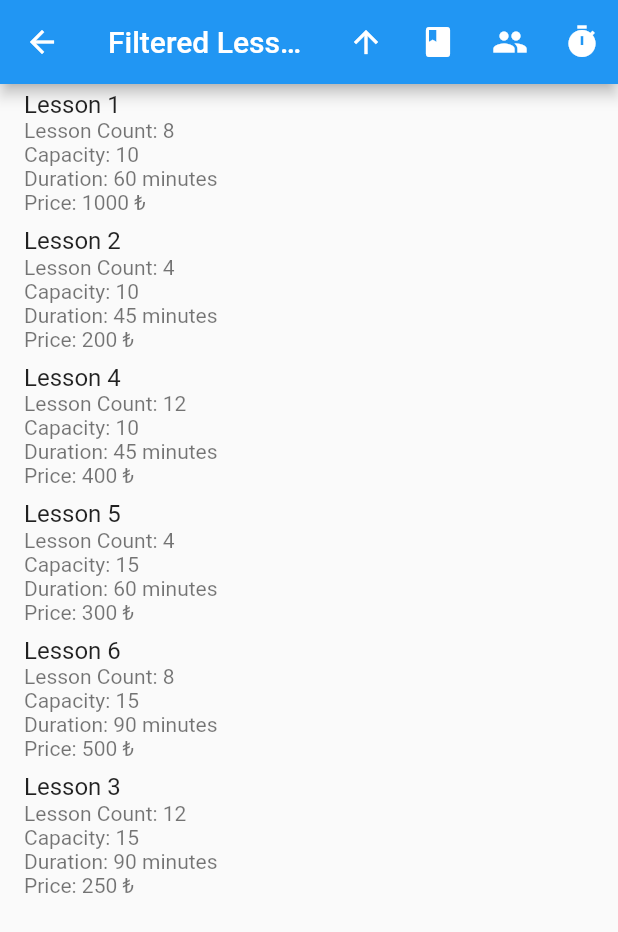
After one commit to HaticeDilmac/searchbar_filter, a Flutter app: the screen it shows after launch, after a tap on "Order And Filter Page", on a phone screen of 412 x 824 dp. The commit adds this screen. Shown: the top 932 px of the screen. Run offline on Flutter 3.47's test engine with Material 2 defaults, Android fonts, the phone set to English and light mode, and no system bars.

Commit message:
List price sort and filter page add

```diff
--- a/lib/main.dart
+++ b/lib/main.dart
@@ -1,4 +1,7 @@
+// ignore_for_file: library_private_types_in_public_api
+
 import 'package:flutter/material.dart';
+import 'package:searchbar_filter/orderAndFilter.dart';
 
 void main() {
   runApp(const MyApp());
@@ -123,6 +126,15 @@ class _HomePageState extends State<HomePage> {
                 },
               ),
             ),
+            ElevatedButton(
+                onPressed: () {
+                  Navigator.push(
+                    context,
+                    MaterialPageRoute(
+                        builder: (context) => const FilteredLessonListApp()),
+                  );
+                },
+                child: const Text("Order And Filter Page"))
           ],
         ),
       ),
@@ -130,141 +142,140 @@ class _HomePageState extends State<HomePage> {
   }
 }
 
+// // import 'package:flutter/material.dart';
 
-// import 'package:flutter/material.dart';
+// // void main() {
+// //   runApp(const MyApp());
+// // }
 
-// void main() {
-//   runApp(const MyApp());
-// }
+// // class MyApp extends StatelessWidget {
+// //   const MyApp({super.key});
 
-// class MyApp extends StatelessWidget {
-//   const MyApp({super.key});
+// //   // This widget is the root of your application.
+// //   @override
+// //   Widget build(BuildContext context) {
+// //     return MaterialApp(
+// //       title: 'Flutter Demo',
+// //       theme: ThemeData(
+// //         // This is the theme of your application.
+// //         //
+// //         // TRY THIS: Try running your application with "flutter run". You'll see
+// //         // the application has a blue toolbar. Then, without quitting the app,
+// //         // try changing the seedColor in the colorScheme below to Colors.green
+// //         // and then invoke "hot reload" (save your changes or press the "hot
+// //         // reload" button in a Flutter-supported IDE, or press "r" if you used
+// //         // the command line to start the app).
+// //         //
+// //         // Notice that the counter didn't reset back to zero; the application
+// //         // state is not lost during the reload. To reset the state, use hot
+// //         // restart instead.
+// //         //
+// //         // This works for code too, not just values: Most code changes can be
+// //         // tested with just a hot reload.
+// //         colorScheme: ColorScheme.fromSeed(seedColor: Colors.deepPurple),
+// //         useMaterial3: true,
+// //       ),
+// //       home: const MyListPage(),
+// //     );
+// //   }
+// // }
 
-//   // This widget is the root of your application.
-//   @override
-//   Widget build(BuildContext context) {
-//     return MaterialApp(
-//       title: 'Flutter Demo',
-//       theme: ThemeData(
-//         // This is the theme of your application.
-//         //
-//         // TRY THIS: Try running your application with "flutter run". You'll see
-//         // the application has a blue toolbar. Then, without quitting the app,
-//         // try changing the seedColor in the colorScheme below to Colors.green
-//         // and then invoke "hot reload" (save your changes or press the "hot
-//         // reload" button in a Flutter-supported IDE, or press "r" if you used
-//         // the command line to start the app).
-//         //
-//         // Notice that the counter didn't reset back to zero; the application
-//         // state is not lost during the reload. To reset the state, use hot
-//         // restart instead.
-//         //
-//         // This works for code too, not just values: Most code changes can be
-//         // tested with just a hot reload.
-//         colorScheme: ColorScheme.fromSeed(seedColor: Colors.deepPurple),
-//         useMaterial3: true,
-//       ),
-//       home: const MyListPage(),
-//     );
-//   }
-// }
+// // class MyListPage extends StatefulWidget {
+// //   const MyListPage({Key? key}) : super(key: key);
 
-// class MyListPage extends StatefulWidget {
-//   const MyListPage({Key? key}) : super(key: key);
+// //   @override
+// //   _MyListPageState createState() => _MyListPageState();
+// // }
 
-//   @override
-//   _MyListPageState createState() => _MyListPageState();
-// }
+// // class _MyListPageState extends State<MyListPage> {
+// //   final List<Map<String, dynamic>> _myItems = [
+// //     //Elemanların olduğu listemiz
+// //     {"id": 1, "name": "Item 1"},
+// //     {"id": 2, "name": "Item 2"},
+// //     {"id": 3, "name": "Item 3"},
+// //     {"id": 4, "name": "Item 4"},
+// //     {"id": 5, "name": "Item 5"},
+// //     {"id": 6, "name": "Item 6"},
+// //     {"id": 7, "name": "Item 7"},
+// //     {"id": 8, "name": "Item 8"},
+// //     {"id": 9, "name": "Item 9"},
+// //     {"id": 10, "name": "Item 10"},
+// //   ];
 
-// class _MyListPageState extends State<MyListPage> {
-//   final List<Map<String, dynamic>> _myItems = [
-//     //Elemanların olduğu listemiz
-//     {"id": 1, "name": "Item 1"},
-//     {"id": 2, "name": "Item 2"},
-//     {"id": 3, "name": "Item 3"},
-//     {"id": 4, "name": "Item 4"},
-//     {"id": 5, "name": "Item 5"},
-//     {"id": 6, "name": "Item 6"},
-//     {"id": 7, "name": "Item 7"},
-//     {"id": 8, "name": "Item 8"},
-//     {"id": 9, "name": "Item 9"},
-//     {"id": 10, "name": "Item 10"},
-//   ];
+// //   List<Map<String, dynamic>> _filteredItems =
+// //       []; //search edilen liste elemanınının altarıldığı liste
 
-//   List<Map<String, dynamic>> _filteredItems =
-//       []; //search edilen liste elemanınının altarıldığı liste
+// //   @override
+// //   void initState() {
+// //     _filteredItems =
+// //         _myItems; //uygulamayı açar açmaz tüm liste elemanlarımız boş listeye geçeer
+// //     super.initState();
+// //   }
 
-//   @override
-//   void initState() {
-//     _filteredItems =
-//         _myItems; //uygulamayı açar açmaz tüm liste elemanlarımız boş listeye geçeer
-//     super.initState();
-//   }
+// //   bool visible = true;
 
-//   bool visible = true;
+// //   void _runFilter(String enteredKeyword) {
+// //     List<Map<String, dynamic>> results = [];
+// //     if (enteredKeyword.isEmpty) {
+// //       // Eğer giriş metni boşsa, tüm öğeleri göstermek için orijinal liste kullanılır.
+// //     } else {
+// //       // Giriş metnine göre filtreleme yapılır ve eşleşen öğeler yeni bir listeye eklenir.
+// //       results = _myItems
+// //           .where((item) =>
+// //               item["name"].toLowerCase().contains(enteredKeyword.toLowerCase()))
+// //           .toList();
+// //     }
+// //     setState(() {
+// //       visible = false;
+// //       // Sonuçları güncellemek için state yeniden oluşturulur.
+// //       _filteredItems = results;
+// //     });
+// //   }
 
-//   void _runFilter(String enteredKeyword) {
-//     List<Map<String, dynamic>> results = [];
-//     if (enteredKeyword.isEmpty) {
-//       // Eğer giriş metni boşsa, tüm öğeleri göstermek için orijinal liste kullanılır.
-//     } else {
-//       // Giriş metnine göre filtreleme yapılır ve eşleşen öğeler yeni bir listeye eklenir.
-//       results = _myItems
-//           .where((item) =>
-//               item["name"].toLowerCase().contains(enteredKeyword.toLowerCase()))
-//           .toList();
-//     }
-//     setState(() {
-//       visible = false;
-//       // Sonuçları güncellemek için state yeniden oluşturulur.
-//       _filteredItems = results;
-//     });
-//   }
-
-//   @override
-//   Widget build(BuildContext context) {
-//     return Scaffold(
-//       appBar: AppBar(
-//         title: const Text('My List Page'),
-//       ),
-//       body: Padding(
-//         padding: const EdgeInsets.all(10),
-//         child: Column(
-//           children: [
-//             const SizedBox(height: 20),
-//             TextField(
-//               onChanged: (value) => _runFilter(value),
-//               decoration: const InputDecoration(
-//                 labelText: 'Search',
-//                 suffixIcon: Icon(Icons.search),
-//               ),
-//             ),
-//             const SizedBox(height: 20),
-//             Visibility(
-//                 visible: visible,
-//                 child: Container(height: 50, color: Colors.blue)),
-//             Expanded(
-//               child: _filteredItems.isNotEmpty
-//                   ? ListView.builder(
-//                       itemCount: _filteredItems.length,
-//                       itemBuilder: (context, index) => Card(
-//                         key: ValueKey(_filteredItems[index]["id"]),
-//                         color: Colors.yellowAccent,
-//                         elevation: 4,
-//                         margin: const EdgeInsets.symmetric(vertical: 10),
-//                         child: ListTile(
-//                           title: Text(_filteredItems[index]['name']),
-//                         ),
-//                       ),
-//                     )
-//                   : const Text(
-//                       'No results found',
-//                       style: TextStyle(fontSize: 24),
-//                     ),
-//             ),
-//           ],
-//         ),
-//       ),
-//     );
-//   }
-// }
+// //   @override
+// //   Widget build(BuildContext context) {
+// //     return Scaffold(
+// //       appBar: AppBar(
+// //         title: const Text('My List Page'),
+// //       ),
+// //       body: Padding(
+// //         padding: const EdgeInsets.all(10),
+// //         child: Column(
+// //           children: [
+// //             const SizedBox(height: 20),
+// //             TextField(
+// //               onChanged: (value) => _runFilter(value),
+// //               decoration: const InputDecoration(
+// //                 labelText: 'Search',
+// //                 suffixIcon: Icon(Icons.search),
+// //               ),
+// //             ),
+// //             const SizedBox(height: 20),
+// //             Visibility(
+// //                 visible: visible,
+// //                 child: Container(height: 50, color: Colors.blue)),
+// //             Expanded(
+// //               child: _filteredItems.isNotEmpty
+// //                   ? ListView.builder(
+// //                       itemCount: _filteredItems.length,
+// //                       itemBuilder: (context, index) => Card(
+// //                         key: ValueKey(_filteredItems[index]["id"]),
+// //                         color: Colors.yellowAccent,
+// //                         elevation: 4,
+// //                         margin: const EdgeInsets.symmetric(vertical: 10),
+// //                         child: ListTile(
+// //                           title: Text(_filteredItems[index]['name']),
+// //                         ),
+// //                       ),
+// //                     )
+// //                   : const Text(
+// //                       'No results found',
+// //                       style: TextStyle(fontSize: 24),
+// //                     ),
+// //             ),
+// //           ],
+// //         ),
+// //       ),
+// //     );
+// //   }
+// // }
--- /dev/null
+++ b/lib/orderAndFilter.dart
@@ -0,0 +1,251 @@
+import 'package:flutter/material.dart';
+
+class Lesson {
+  final String name;
+  final int lessonCount;
+  final int capacity;
+  final int duration;
+  int price;
+
+  Lesson(
+      {required this.name,
+      required this.lessonCount,
+      required this.capacity,
+      required this.duration,
+      required this.price});
+}
+
+class FilteredLessonListApp extends StatefulWidget {
+  const FilteredLessonListApp({super.key});
+
+  @override
+  _FilteredLessonListAppState createState() => _FilteredLessonListAppState();
+}
+
+class _FilteredLessonListAppState extends State<FilteredLessonListApp> {
+  final List<Lesson> _allLessons = [
+    Lesson(
+        name: 'Lesson 1',
+        lessonCount: 8,
+        capacity: 10,
+        duration: 60,
+        price: 1000),
+    Lesson(
+        name: 'Lesson 2',
+        lessonCount: 4,
+        capacity: 10,
+        duration: 45,
+        price: 200),
+    Lesson(
+        name: 'Lesson 4',
+        lessonCount: 12,
+        capacity: 10,
+        duration: 45,
+        price: 400),
+    Lesson(
+        name: 'Lesson 5',
+        lessonCount: 4,
+        capacity: 15,
+        duration: 60,
+        price: 300),
+    Lesson(
+        name: 'Lesson 6',
+        lessonCount: 8,
+        capacity: 15,
+        duration: 90,
+        price: 500),
+    Lesson(
+        name: 'Lesson 3',
+        lessonCount: 12,
+        capacity: 15,
+        duration: 90,
+        price: 250),
+    // Diğer dersler...
+  ];
+
+//listede tutulan değişkenlerin aktarılacağı değişkenler,
+  List<Lesson> _filteredLessons = [];
+  int? _selectedLessonCount;
+  int? _selectedCapacity;
+  int? _selectedDuration;
+
+  final List<int?> _lessonCountOptions = [
+    null,
+    4,
+    8,
+    12
+  ]; //Ders sayılarının tutulduğu liste
+  final List<int?> _capacityOptions = [
+    null,
+    10,
+    15,
+    20
+  ]; //Ders kapasitesinin tutulduğu liste
+  final List<int?> _durationOptions = [
+    null,
+    45,
+    60,
+    90,
+    120
+  ]; //Des süresinin tutuldğu liste
+  bool _isDescending = false; // Sıralama düzenini izlemek için bir bayrak
+
+  void _sortLessonsByPrice() {
+    setState(() {
+      if (_isDescending) {
+        //isDescending false ise fiyatı artan şekilde sırala
+        _filteredLessons
+            .sort((a, b) => a.price.compareTo(b.price)); // Artan sıralama
+      } else {
+        //isDescending true ise azalanfiyattan artan fiyata doğru sırala
+        _filteredLessons
+            .sort((a, b) => b.price.compareTo(a.price)); // Azalan sıralama
+      }
+      _isDescending =
+          !_isDescending; // Sıralama düzenini tersine çevir.Eğer koymazsak tek bir sıralama seçme hakkımız olur.
+    });
+  }
+
+  @override
+  void initState() {
+    super.initState();
+    //Tüm listeyi filtremele için oluşturudğumuz listeye aktarırız- her sayfa yenilendiğinde
+    _filteredLessons = _allLessons;
+  }
+
+  void _applyFilters() {
+    setState(() {
+      _filteredLessons = _allLessons.where((lesson) {
+        // Ders adedi filtresini kontrol eder. Seçili ders adedi boş veya ders adedi ile eşleşiyorsa true döner.
+        bool lessonCountMatch = _selectedLessonCount == null ||
+            lesson.lessonCount == _selectedLessonCount;
+
+        // Kapasite filtresini kontrol eder.Seçili ders kapasitesi boş veya ders kapasitesi ile eşleşiyorsa true döner.
+        bool capacityMatch =
+            _selectedCapacity == null || lesson.capacity == _selectedCapacity;
+
+        // Süre filtresini kontrol eder.Seçili ders süresi boş veya ders süresi ile eşleşiyorsa true döner.
+        bool durationMatch =
+            _selectedDuration == null || lesson.duration == _selectedDuration;
+
+        // Tüm filtrelerin uyumlu olması durumunda true döndürür, aksi takdirde false döndürür.
+        return lessonCountMatch && capacityMatch && durationMatch;
+      }).toList();
+    });
+  }
+
+  void _openFilterOptions(String filterName, List<int?> options) {
+    showModalBottomSheet(
+      context: context,
+      builder: (BuildContext context) {
+        return Column(
+          mainAxisSize: MainAxisSize.min,
+          children: options.map((option) {
+            if (option == null) {
+              return ListTile(
+                title: const Text('All'),
+                onTap: () {
+                  setState(() {
+                    if (filterName == 'Lesson Count') {
+                      _selectedLessonCount = option;
+                    } else if (filterName == 'Capacity') {
+                      _selectedCapacity = option;
+                    } else if (filterName == 'Duration') {
+                      _selectedDuration = option;
+                    }
+                  });
+                  Navigator.pop(context);
+                  _applyFilters();
+                },
+              );
+            } else {
+              bool isOptionValid =
+                  _allLessons.any((lesson) => lesson.lessonCount == option);
+              bool isOptionValidDuration =
+                  _allLessons.any((lesson) => lesson.duration == option);
+              bool isOptionValidCapacity =
+                  _allLessons.any((lesson) => lesson.capacity == option);
+              if (isOptionValid ||
+                  isOptionValidDuration ||
+                  isOptionValidCapacity) {
+                return ListTile(
+                  title: Text(option.toString()),
+                  onTap: () {
+                    setState(() {
+                      if (filterName == 'Lesson Count') {
+                        _selectedLessonCount = option;
+                      } else if (filterName == 'Capacity') {
+                        _selectedCapacity = option;
+                      } else if (filterName == 'Duration') {
+                        _selectedDuration = option;
+                      }
+                    });
+                    Navigator.pop(context);
+                    _applyFilters();
+                  },
+                );
+              } else {
+                return Container();
+              }
+            }
+          }).toList(),
+        );
+      },
+    );
+  }
+
+  @override
+  Widget build(BuildContext context) {
+    return Scaffold(
+      appBar: AppBar(
+        title: const Text('Filtered Lesson List'),
+        actions: [
+          IconButton(
+            onPressed: () => _sortLessonsByPrice(),
+            icon: Icon(
+              _isDescending ? Icons.arrow_downward : Icons.arrow_upward,
+            ),
+          ),
+          IconButton(
+            onPressed: () =>
+                _openFilterOptions('Lesson Count', _lessonCountOptions),
+            icon: const Icon(Icons.book),
+          ),
+          IconButton(
+            onPressed: () => _openFilterOptions('Capacity', _capacityOptions),
+            icon: const Icon(Icons.group),
+          ),
+          IconButton(
+            onPressed: () => _openFilterOptions('Duration', _durationOptions),
+            icon: const Icon(Icons.timer),
+          ),
+        ],
+      ),
+      body: Column(
+        children: [
+          Container(
+            height: 700,
+            child: ListView.builder(
+              itemCount: _filteredLessons.length,
+              itemBuilder: (context, index) {
+                final lesson = _filteredLessons[index];
+                return ListTile(
+                  title: Text(lesson.name),
+                  subtitle: Column(
+                    crossAxisAlignment: CrossAxisAlignment.start,
+                    children: [
+                      Text('Lesson Count: ${lesson.lessonCount}'),
+                      Text('Capacity: ${lesson.capacity}'),
+                      Text('Duration: ${lesson.duration} minutes'),
+                      Text('Price: ${lesson.price} ₺'),
+                    ],
+                  ),
+                );
+              },
+            ),
+          ),
+        ],
+      ),
+    );
+  }
+}
```
